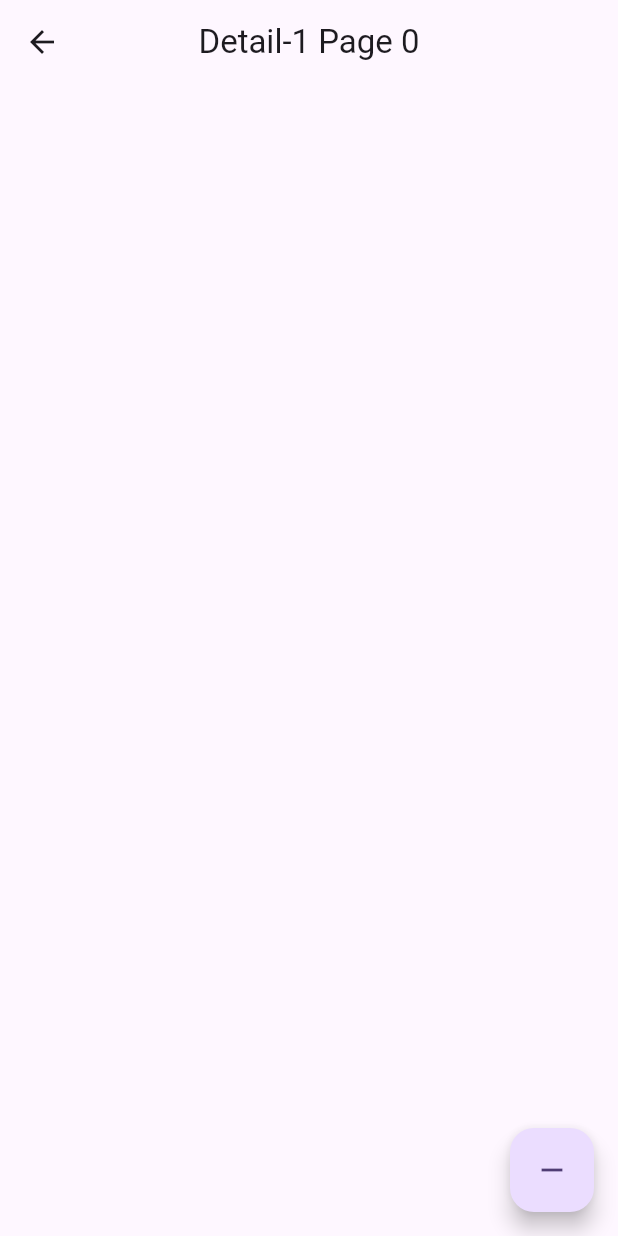
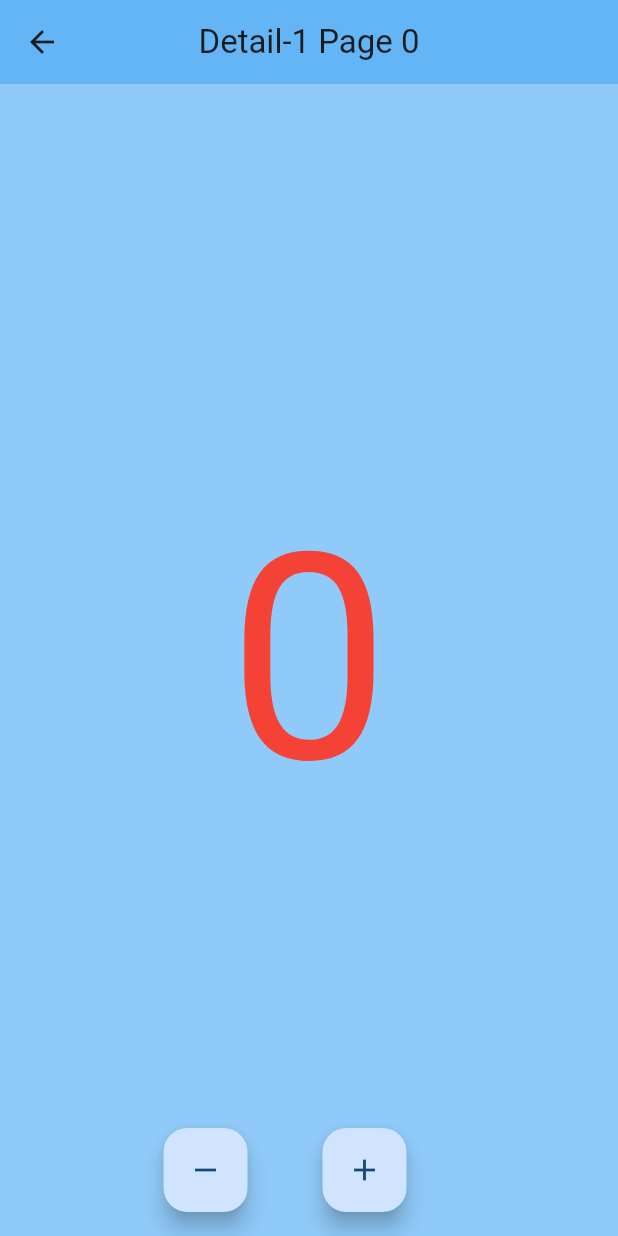
Before and after one commit to Nargiza0987/bloc_counter_app, a Flutter app: the screen it shows after launch, after a tap on "Go detail", on a phone screen of 412 x 824 dp. Run offline on Flutter 3.47's test engine with Material 2 defaults, Android fonts, the phone set to English and light mode, and no system bars; our stand-ins replace flutter_bloc.

Commit message:
added block counter app ulandysy

```diff
--- a/lib/example1/app.dart
+++ b/lib/example1/app.dart
@@ -9,7 +9,7 @@ class MyApp extends StatelessWidget {
       debugShowCheckedModeBanner: false,
       title: 'Flutter Demo',
       theme: ThemeData(
-        colorScheme: ColorScheme.fromSeed(seedColor: Colors.deepPurple),
+        colorScheme: ColorScheme.fromSeed(seedColor: Colors.blue),
         useMaterial3: true,
       ),
       home: const MyHomePage(title: 'Flutter Demo Home Page'),
--- a/lib/example1/detail_page1.dart
+++ b/lib/example1/detail_page1.dart
@@ -12,14 +12,30 @@ class _Detail1PageState extends State<DetailPage> {
   @override
   Widget build(BuildContext context) {
     return Scaffold(
-      appBar: AppBar(title: Text('Detail-1 Page ${widget.count}'),
+      backgroundColor: Colors.blue[200],
+      appBar: AppBar(backgroundColor: Colors.blue[300],
+        title: Text('Detail-1 Page ${widget.count}'),
       centerTitle: true,
       leading: IconButton(onPressed: (){Navigator.pop(context, widget.count);},
-      icon: const Icon(Icons.arrow_back)),),
-      floatingActionButton: FloatingActionButton(onPressed: (){setState(() {
-        widget.count--;
-      });},
-      child: const Icon(Icons.remove),),
+      icon: const Icon(Icons.arrow_back)),
+      ),
+      body: Center(child: Text('${widget.count}',
+      style: TextStyle(fontSize: 192, color: Colors.red),
+      )),
+      floatingActionButton: Row(
+        mainAxisAlignment: MainAxisAlignment.center,
+        children: [
+          FloatingActionButton(onPressed: (){setState(() {
+            widget.count--;
+          });},
+          child: const Icon(Icons.remove),),
+          SizedBox(width: 50),
+          FloatingActionButton(onPressed: (){setState(() {
+            widget.count++;
+          });},
+          child: const Icon(Icons.add),),
+        ],
+      ),
     );
   }
 }
--- a/lib/example1/home_page.dart
+++ b/lib/example1/home_page.dart
@@ -4,46 +4,33 @@ import 'package:flutter/material.dart';
 
 class MyHomePage extends StatefulWidget {
   const MyHomePage({super.key, required this.title});
-
-
-
   final String title;
-
   @override
   State<MyHomePage> createState() => _MyHomePageState();
 }
-
 class _MyHomePageState extends State<MyHomePage> {
   int _counter = 0;
-
   void _incrementCounter() {
     setState(() {
-
       _counter++;
     });
   }
     void _decrementCounter() {
     setState(() {
-
       _counter--;
     });
   }
 
-
   @override
   Widget build(BuildContext context) {
-
     return Scaffold(
+      backgroundColor: Colors.blue[100],
       appBar: AppBar(
-
         backgroundColor: Theme.of(context).colorScheme.inversePrimary,
-
         title: Text(widget.title),
       ),
       body: Center(
-
         child: Column(
-
           mainAxisAlignment: MainAxisAlignment.center,
           children: <Widget>[
             const Text(
@@ -51,7 +38,7 @@ class _MyHomePageState extends State<MyHomePage> {
             ),
             Text(
               '$_counter',
-              style: Theme.of(context).textTheme.headlineMedium,
+              style: TextStyle(fontSize: 200, color: Colors.green),
             ),
             ElevatedButton(onPressed: () async {
               final data = await Navigator.push (context, MaterialPageRoute(
@@ -59,8 +46,7 @@ class _MyHomePageState extends State<MyHomePage> {
               setState(() {
                 _counter = data ?? 0;
               });
-            }
-            ,
+            },
              child: Text('Go detail'))
           ],
         ),
```
Also changed, not shown: lib/example2/detail_page2.dart (+42 -0 lines), lib/example2/home_page2.dart (+28 -22 lines).
